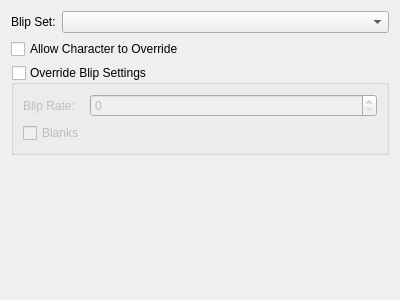
Before: the Qt Designer form src/config_tabs/config_tab_blips.ui in Mystery-Novel-Online/MNO-Client, drawn with Qt 5.
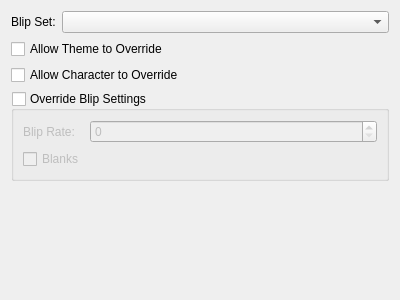
After: the same form once the commit is applied.

Commit message: feat(blips): add allow theme to override ui

```diff
--- a/src/config_tabs/config_tab_blips.ui
+++ b/src/config_tabs/config_tab_blips.ui
@@ -29,7 +29,14 @@
     </layout>
    </item>
    <item>
-    <widget class="QCheckBox" name="checkBox">
+    <widget class="QCheckBox" name="overrideRuleTheme">
+     <property name="text">
+      <string>Allow Theme to Override</string>
+     </property>
+    </widget>
+   </item>
+   <item>
+    <widget class="QCheckBox" name="overrideRuleCharacter">
      <property name="text">
       <string>Allow Character to Override</string>
      </property>
```
